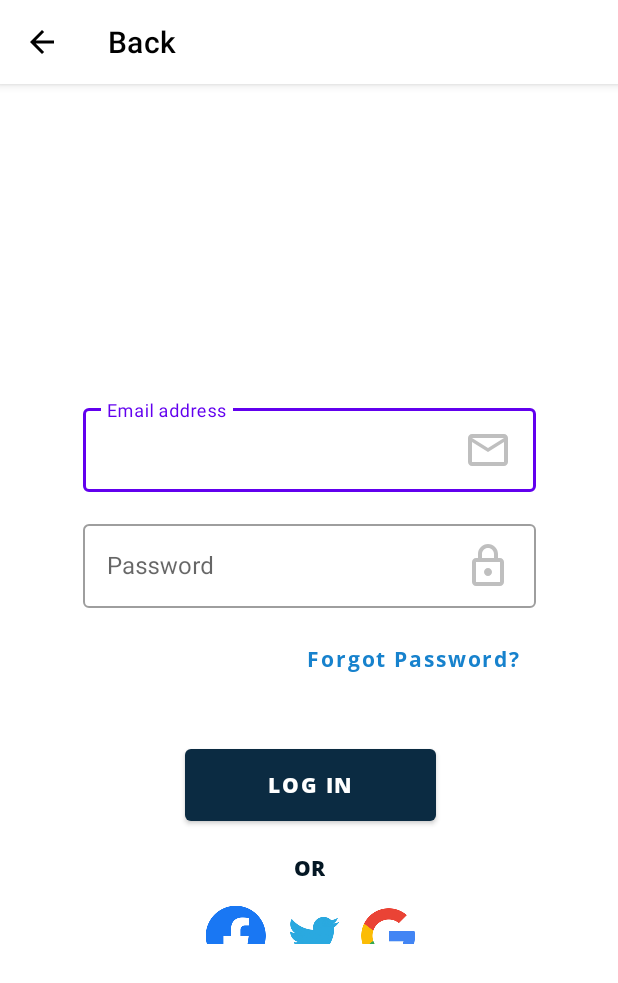
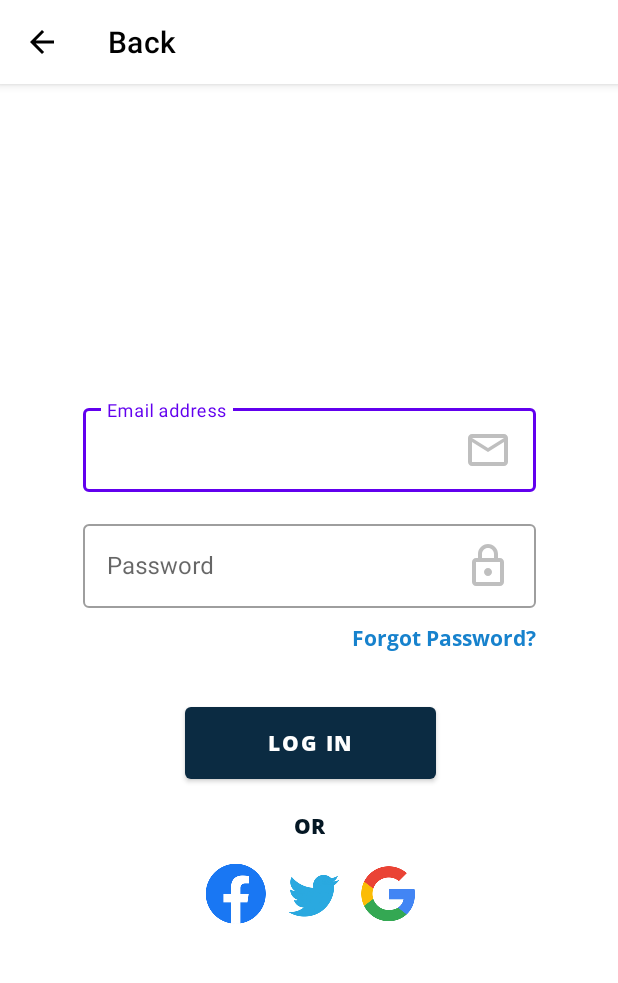
Before and after one commit to nntt1210/serenitea, an Android app: the LoginActivity screen opened directly, with no data from a screen before it, on a phone screen of 412 x 824 dp. Shown: the top 983 px of the screen. Run offline under Robolectric (Android 15) with nearby library versions, the phone set to English and light mode, and no system bars; our stand-ins replace Firebase (no records; nobody signed in at launch, a user with empty details on screens opened directly).

Commit message:
change Forgot password from Button to TextView

```diff
--- a/src/app/src/main/res/layout/activity_login.xml
+++ b/src/app/src/main/res/layout/activity_login.xml
@@ -77,20 +77,23 @@
             app:layout_constraintStart_toStartOf="parent"
             app:layout_constraintTop_toBottomOf="@+id/txt_forgotPass" />
 
-        <Button
+        <TextView
             android:id="@+id/txt_forgotPass"
             android:layout_width="wrap_content"
             android:layout_height="wrap_content"
             android:layout_marginTop="164dp"
             android:fontFamily="@font/open_sans_bold"
             android:text="Forgot Password?"
+            android:onClick="onClick"
+            android:clickable="true"
             android:textColor="#1782CD"
             android:textAllCaps="false"
             android:background="@android:color/transparent"
             app:layout_constraintEnd_toEndOf="parent"
             app:layout_constraintHorizontal_bias="0.894"
             app:layout_constraintStart_toStartOf="parent"
-            app:layout_constraintTop_toTopOf="parent" />
+            app:layout_constraintTop_toTopOf="parent"
+            tools:ignore="onClick" />
 
         <TextView
             android:id="@+id/txt_otherOption"
```
